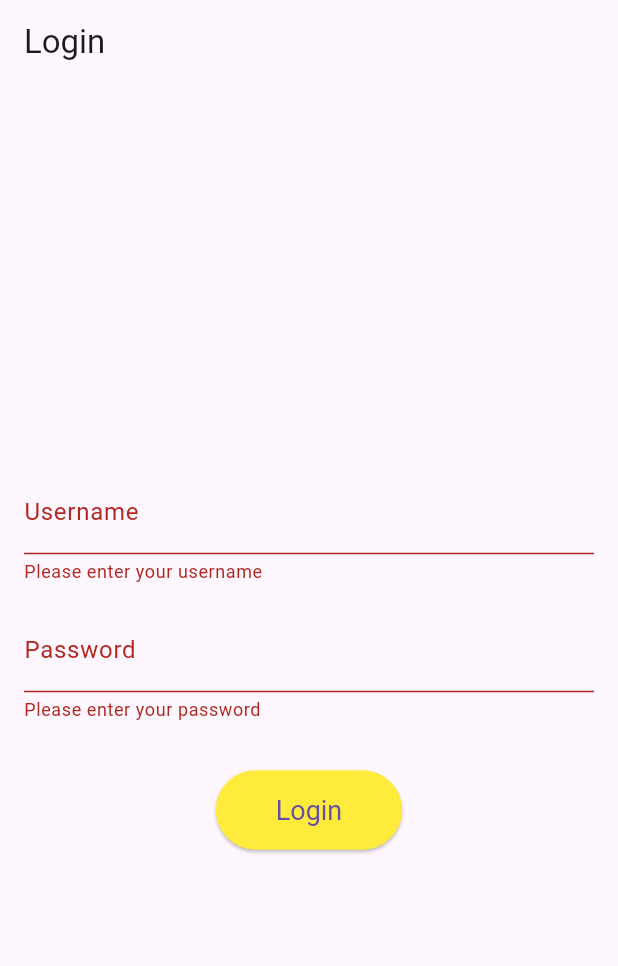
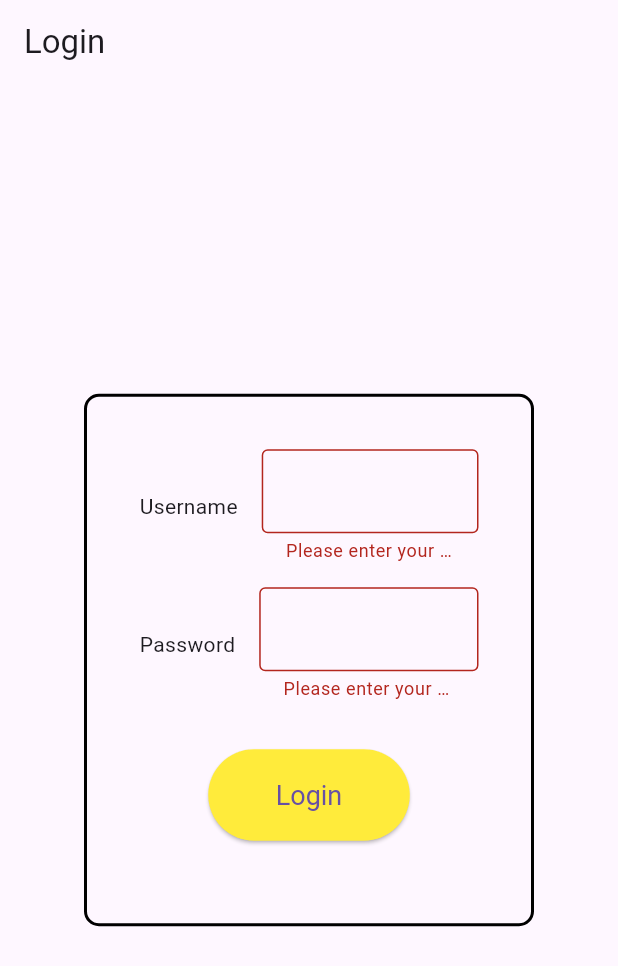
Before and after one commit to Elbert-Nebres/Appdev, a Flutter app: the screen it shows after launch, after a tap on "Login", on a phone screen of 412 x 824 dp. Shown: the top 966 px of the screen. Run offline on Flutter 3.47's test engine with Material 3 defaults, Android fonts, the phone set to English and light mode, and no system bars.

Commit message:
Update login_page.dart

```diff
--- a/lib/login_page.dart
+++ b/lib/login_page.dart
@@ -13,20 +13,12 @@ class _LoginPageState extends State<LoginPage> {
   void _login() {
     if (_formKey.currentState!.validate()) {
       _formKey.currentState!.save();
-      if (_username == 'name') {
+      if (_username == 'name' && _password == 'password') {
         // Navigate to the home page (product page) on successful login
         Navigator.pushReplacementNamed(context, '/home');
       } else {
         ScaffoldMessenger.of(context).showSnackBar(
-          SnackBar(content: Text('Invalid username')),
-        );
-      }
-      if (_password == 'password') {
-        // Navigate to the home page (product page) on successful login
-        Navigator.pushReplacementNamed(context, '/home');
-      } else {
-        ScaffoldMessenger.of(context).showSnackBar(
-          SnackBar(content: Text('Invalid password')),
+          SnackBar(content: Text('Invalid username or password')),
         );
       }
     }
@@ -36,17 +28,30 @@ class _LoginPageState extends State<LoginPage> {
   Widget build(BuildContext context) {
     return Scaffold(
       appBar: AppBar(
-        title: Text('Login'),
+        title: const Text('Login'),
       ),
-      body: Padding(
-        padding: const EdgeInsets.all(16.0),
+      body: Center(
+        child: Container(
+          width: 300.0,
+          padding: const EdgeInsets.all(35.0),
+          decoration: BoxDecoration(
+            border: Border.all(width: 2.0),
+            borderRadius: BorderRadius.circular(10.0),
+          ),
           child: Form(
             key: _formKey,
             child: Column(
-            mainAxisAlignment: MainAxisAlignment.center,
+              mainAxisSize: MainAxisSize.min,
               children: [
-              TextFormField(
-                decoration: InputDecoration(labelText: 'Username'),
+                Row(
+                  children: [
+                    const Text('Username'),
+                    const SizedBox(width: 16.0),
+                    Flexible(
+                      child: TextFormField(
+                        decoration: const InputDecoration(
+                          border: OutlineInputBorder(),
+                        ),
                         validator: (value) {
                           if (value!.isEmpty) {
                             return 'Please enter your username';
@@ -55,10 +60,20 @@ class _LoginPageState extends State<LoginPage> {
                         },
                         onSaved: (value) => _username = value!,
                       ),
-              SizedBox(height: 16.0),
-              TextFormField(
+                    ),
+                  ],
+                ),
+                const SizedBox(height: 16.0),
+                Row(
+                  children: [
+                    const Text('Password'),
+                    const SizedBox(width: 16.0),
+                    Flexible(
+                      child: TextFormField(
                         obscureText: true,
-                decoration: InputDecoration(labelText: 'Password'),
+                        decoration: const InputDecoration(
+                          border: OutlineInputBorder(),
+                        ),
                         validator: (value) {
                           if (value!.isEmpty) {
                             return 'Please enter your password';
@@ -67,17 +82,22 @@ class _LoginPageState extends State<LoginPage> {
                         },
                         onSaved: (value) => _password = value!,
                       ),
-              SizedBox(height: 32.0),
+                    ),
+                  ],
+                ),
+                const SizedBox(height: 32.0),
                 ElevatedButton(
-                onPressed: _login, // Call the _login method
+                  onPressed: _login,
                   style: ElevatedButton.styleFrom(
                     backgroundColor: Colors.yellow,
-                  padding: const EdgeInsets.symmetric(horizontal: 40.0, vertical: 16.0),
+                    padding: const EdgeInsets.symmetric(horizontal: 45.0, vertical: 20.0),
                     textStyle: const TextStyle(fontSize: 18.0),
                   ),
                   child: const Text('Login'),
                 ),
+                const SizedBox(height: 20.0, width: 20.0),
               ],
+            ),
           ),
         ),
       ),
```
Lines whose indentation alone changed are shown as unchanged.
